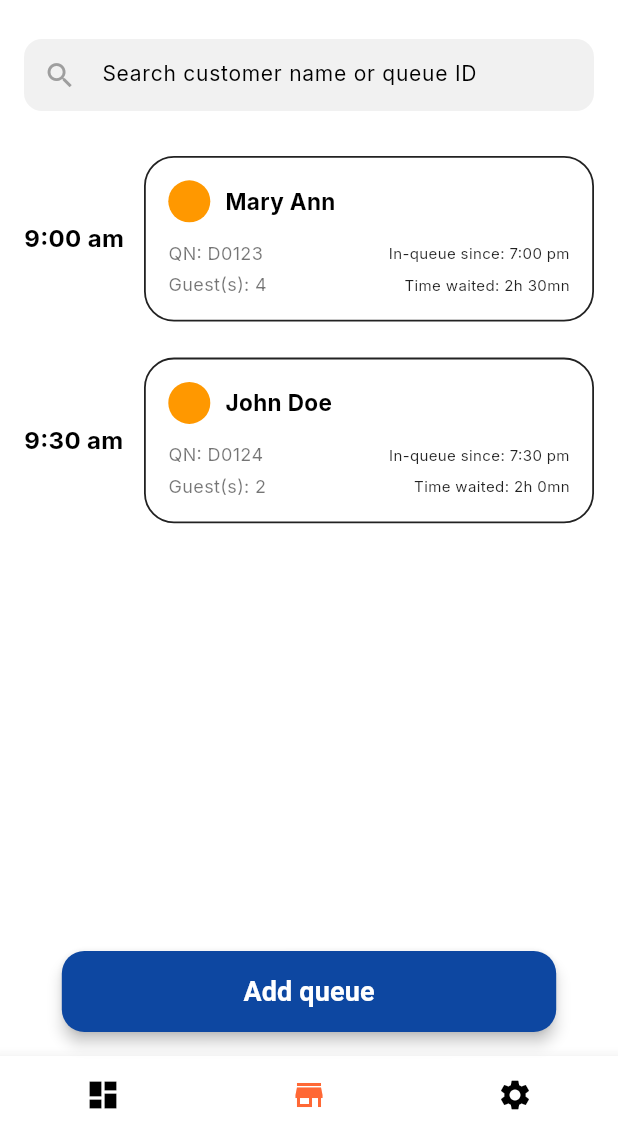
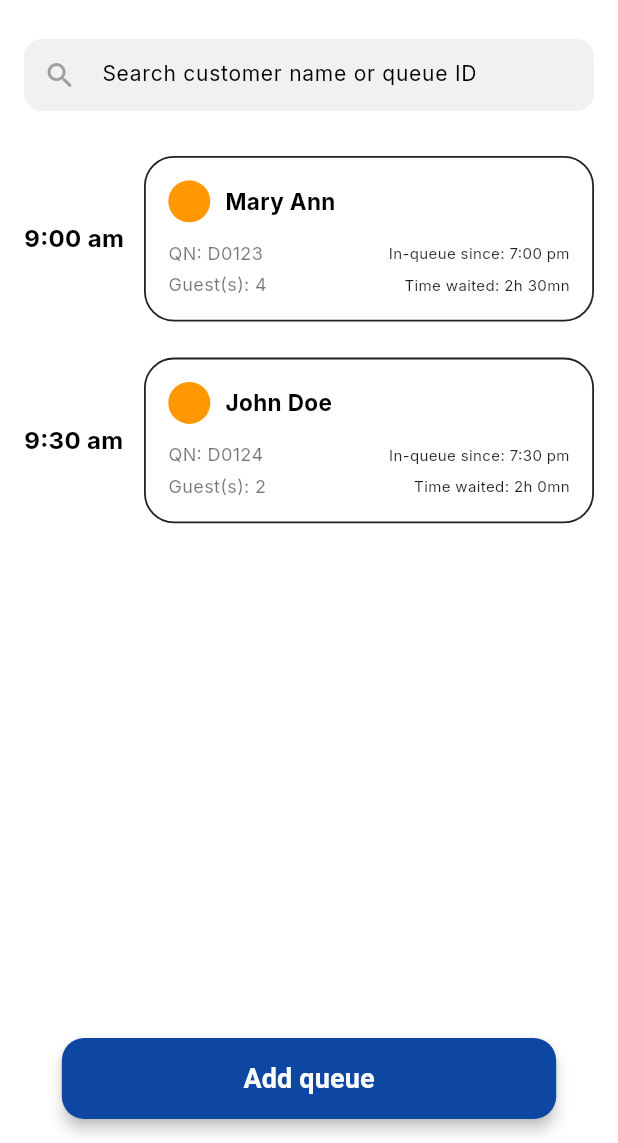
Before and after one commit to muong-gekheang/Capstone-project-queue-station, a Flutter app: the StoreMainScreen screen opened directly, after a tap on "Manage Queue", on a phone screen of 412 x 824 dp, the part 93-1236 px from its top. Run offline on Flutter 3.47's test engine with Material 3 defaults, Android fonts, the phone set to English and light mode, and no system bars; our stand-ins replace dotted_line, fl_chart, flutter_slidable, flutter_svg, go_router, google_fonts and 3 more; accounts and stored records are empty.

Commit message:
fix manage queue navigation and some ui error

```diff
--- a/lib/ui/screens/store_side/dashboard/dashboard_screen.dart
+++ b/lib/ui/screens/store_side/dashboard/dashboard_screen.dart
@@ -3,6 +3,7 @@ import 'package:flutter_svg/flutter_svg.dart';
 import 'package:queue_station_app/data/queue_repository.dart';
 import 'package:queue_station_app/ui/screens/store_side/manage/store_queue_screen.dart';
 import 'package:queue_station_app/ui/screens/notification/notification_screen.dart';
+import 'package:queue_station_app/ui/screens/store_side/store_management/add_ons_management.dart';
 import 'package:queue_station_app/ui/store_main_screen.dart';
 import '../../../../models/analytic/dashboard_stats.dart';
 import 'package:queue_station_app/services/queue_service.dart';
@@ -92,6 +93,7 @@ class _DashboardScreenState extends State<DashboardScreen> {
                 MaterialPageRoute(builder: (context) => NotificationScreen()),
               );
             },
+            // onPressed: widget.onManageQueuePressed,
           ),
         ],
       ),
--- a/lib/ui/screens/store_side/manage/store_queue_screen.dart
+++ b/lib/ui/screens/store_side/manage/store_queue_screen.dart
@@ -6,7 +6,8 @@ import 'package:queue_station_app/ui/screens/user_side/join_queue/widgets/table_
 
 
 class StoreQueueScreen extends StatefulWidget {
-  const StoreQueueScreen({super.key});
+  final VoidCallback? onClose; // This is used to back to the parent screen
+  const StoreQueueScreen({super.key, this.onClose});
   @override
   State<StoreQueueScreen> createState() => _StoreQueueScreenState();
 }
@@ -86,6 +87,7 @@ class _StoreQueueScreenState extends State<StoreQueueScreen> {
           const SizedBox(width: 16)
         ],
       ),
+
       body: Column(
         children: [
           Padding(
@@ -118,15 +120,15 @@ class _StoreQueueScreenState extends State<StoreQueueScreen> {
           child: const Text("Add queue", style: TextStyle(color: Colors.white, fontSize: 18, fontWeight: FontWeight.bold)),
         ),
       ),
-      bottomNavigationBar: BottomNavigationBar(
-        showSelectedLabels: false,
-        showUnselectedLabels: false,
-        items: const [
-          BottomNavigationBarItem(icon: Icon(Icons.dashboard, color: Colors.black), label: ""),
-          BottomNavigationBarItem(icon: Icon(Icons.store, color: Color(0xFFFF6835)), label: ""),
-          BottomNavigationBarItem(icon: Icon(Icons.settings, color: Colors.black), label: ""),
-        ],
-      ),
+      // bottomNavigationBar: BottomNavigationBar(
+      //   showSelectedLabels: false,
+      //   showUnselectedLabels: false,
+      //   items: const [
+      //     BottomNavigationBarItem(icon: Icon(Icons.dashboard, color: Colors.black), label: ""),
+      //     BottomNavigationBarItem(icon: Icon(Icons.store, color: Color(0xFFFF6835)), label: ""),
+      //     BottomNavigationBarItem(icon: Icon(Icons.settings, color: Colors.black), label: ""),
+      //   ],
+      // ),
     );
   }
 
--- a/lib/ui/store_main_screen.dart
+++ b/lib/ui/store_main_screen.dart
@@ -1,12 +1,13 @@
 import 'package:flutter/material.dart';
 import 'package:queue_station_app/ui/screens/notification/notification_screen.dart';
+import 'package:queue_station_app/ui/screens/store_side/manage/store_queue_screen.dart';
 
 import '../ui/widgets/store_side_bottom_nav.dart';
 import '../ui/screens/store_side/dashboard/dashboard_screen.dart';
 import '../ui/screens/store_side/store_management/manage_store_screen.dart';
 import '../ui/screens/store_side/settings/store_settings_screen.dart';
 
-enum NavTab { dashboard, analytics, settings }
+enum NavTab { dashboard, analytics, queue, settings }
 
 class StoreMainScreen extends StatefulWidget {
   const StoreMainScreen({super.key});
@@ -21,8 +22,8 @@ class _StoreMainScreenState extends State<StoreMainScreen> {
   List<Widget> get _screens => [
     DashboardScreen(),
     ManageStorePage(),
+    StoreQueueScreen(),
     StoreSettingsScreen(),
-    NotificationScreen(),
   ];
 
   void _onTabSelected(NavTab tab) {
@@ -37,8 +38,10 @@ class _StoreMainScreenState extends State<StoreMainScreen> {
         return 0;
       case NavTab.analytics:
         return 1;
+      case NavTab.queue:
+        return 2;
       case NavTab.settings:
-        return 2;
+        return 3;
     }
   }
 
--- a/lib/ui/widgets/store_side_bottom_nav.dart
+++ b/lib/ui/widgets/store_side_bottom_nav.dart
@@ -46,6 +46,12 @@ class BottomNavBar extends StatelessWidget {
                 null,
                 'Manage',
               ),
+              _buildNavItem(
+                NavTab.queue,
+                'assets/icons/queue_blue.svg',
+                'assets/icons/queue_orange.svg',
+                null,
+                'Queue'),
               _buildNavItem(
                 NavTab.settings,
                 'assets/icons/Setting.svg',
```
Also changed, not shown: assets/icons/queue.svg (added), assets/icons/queue_blue.svg (added), assets/icons/queue_orange.svg (added).
